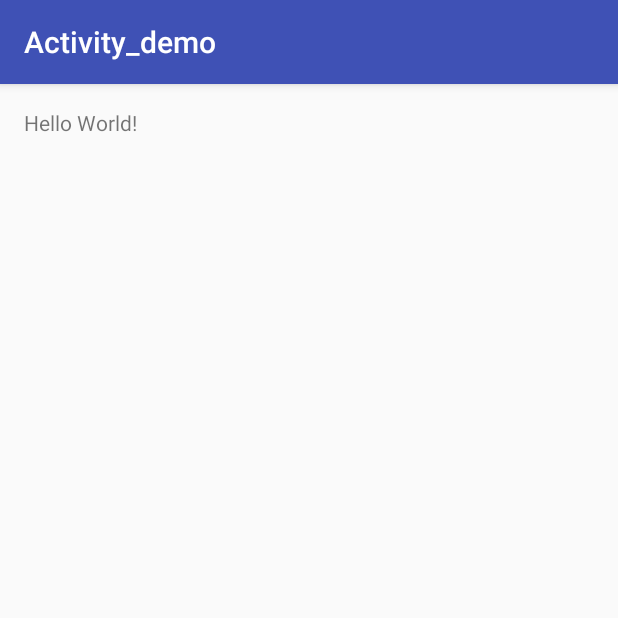
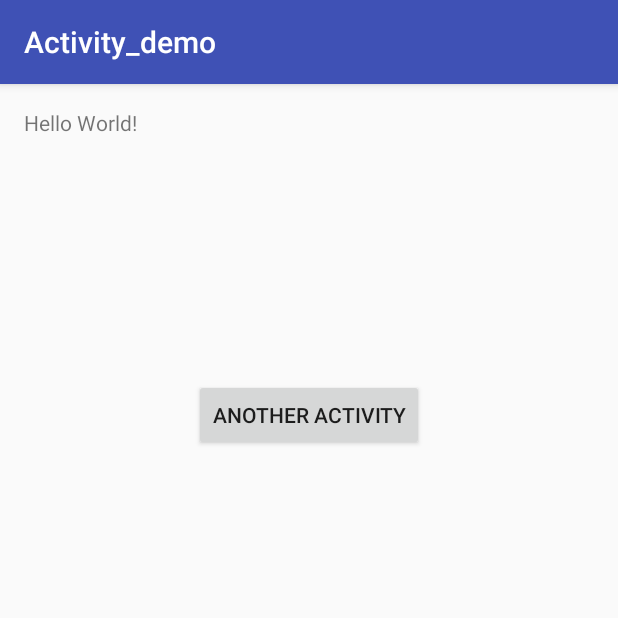
Before and after one commit to ybdesire/android_dev_learn, an Android app: the screen it shows after launch (MainActivity), on a phone screen of 412 x 824 dp, the top half of it. Run offline under Robolectric (Android 15) with nearby library versions, the phone set to English and light mode, and no system bars.

Commit message:
Active another activity.

```diff
--- a/Components/activity/Activity_demo/app/src/main/java/com/example/ybdesire/activity_demo/MainActivity.java
+++ b/Components/activity/Activity_demo/app/src/main/java/com/example/ybdesire/activity_demo/MainActivity.java
@@ -1,7 +1,11 @@
 package com.example.ybdesire.activity_demo;
 
+import android.content.Intent;
 import android.support.v7.app.AppCompatActivity;
 import android.os.Bundle;
+import android.view.View;
+import android.widget.Button;
+import android.widget.TextView;
 
 public class MainActivity extends AppCompatActivity {
 
@@ -10,4 +14,14 @@ public class MainActivity extends AppCompatActivity {
         super.onCreate(savedInstanceState);
         setContentView(R.layout.activity_main);
     }
+
+    public void sendMessage(View view) {
+        // Do something in response to button click
+        TextView txt=(TextView)findViewById(R.id.textView);//find output label by id
+        txt.setText("Hello world! click by button ");
+        Intent intnt = new Intent(MainActivity.this, Main2Activity.class);
+        startActivity(intnt);
+
+    }
+
 }
--- a/Components/activity/Activity_demo/app/src/main/res/layout/activity_main.xml
+++ b/Components/activity/Activity_demo/app/src/main/res/layout/activity_main.xml
@@ -13,5 +13,16 @@
     <TextView
         android:text="Hello World!"
         android:layout_width="wrap_content"
-        android:layout_height="wrap_content" />
+        android:layout_height="wrap_content"
+        android:id="@+id/textView" />
+
+    <Button
+        android:layout_width="wrap_content"
+        android:layout_height="wrap_content"
+        android:text="Another Activity"
+        android:id="@+id/button"
+        android:onClick="sendMessage"
+        android:layout_below="@+id/textView"
+        android:layout_centerHorizontal="true"
+        android:layout_marginTop="161dp" />
 </RelativeLayout>
```
